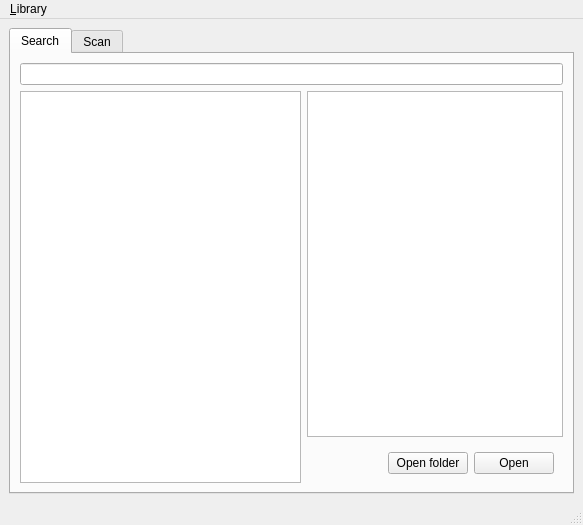
First picture: the form in edocuments/ui/main.ui, repository sbrunner/edocuments, before the edit.
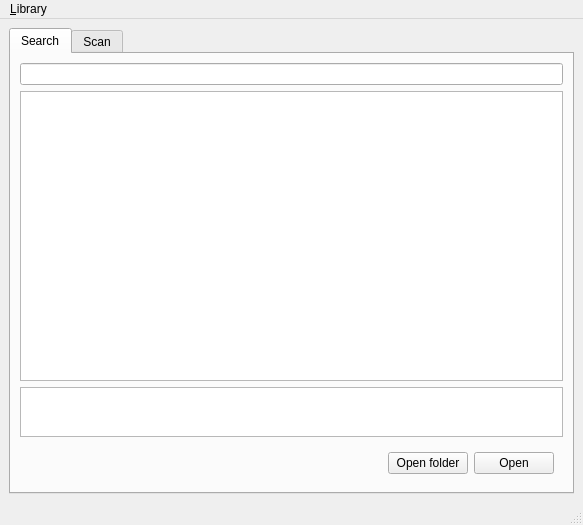
Second picture: the form after the edit. Icons and pictures are not drawn.

```diff
--- a/edocuments/ui/main.ui
+++ b/edocuments/ui/main.ui
@@ -36,7 +36,7 @@
          <widget class="QLineEdit" name="search_text"/>
         </item>
         <item>
-         <layout class="QHBoxLayout" name="horizontalLayout_2" stretch="1,0">
+         <layout class="QVBoxLayout" name="verticalLayout_3" stretch="0,0,0">
           <property name="sizeConstraint">
            <enum>QLayout::SetDefaultConstraint</enum>
           </property>
@@ -44,12 +44,47 @@
            <widget class="QListWidget" name="search_result_list"/>
           </item>
           <item>
-           <layout class="QVBoxLayout" name="verticalLayout_5">
-            <item>
-             <widget class="QTextBrowser" name="search_result_text"/>
+           <widget class="QTextBrowser" name="search_result_text">
+            <property name="sizePolicy">
+             <sizepolicy hsizetype="Expanding" vsizetype="Minimum">
+              <horstretch>0</horstretch>
+              <verstretch>0</verstretch>
+             </sizepolicy>
+            </property>
+            <property name="minimumSize">
+             <size>
+              <width>0</width>
+              <height>0</height>
+             </size>
+            </property>
+            <property name="maximumSize">
+             <size>
+              <width>16777215</width>
+              <height>50</height>
+             </size>
+            </property>
+            <property name="baseSize">
+             <size>
+              <width>0</width>
+              <height>0</height>
+             </size>
+            </property>
+           </widget>
             </item>
             <item>
              <widget class="QWidget" name="horizontalWidget" native="true">
+            <property name="minimumSize">
+             <size>
+              <width>0</width>
+              <height>0</height>
+             </size>
+            </property>
+            <property name="baseSize">
+             <size>
+              <width>0</width>
+              <height>0</height>
+             </size>
+            </property>
               <layout class="QHBoxLayout" name="horizontalLayout">
                <item>
                 <spacer name="horizontalSpacer">
@@ -80,8 +115,6 @@
                </item>
               </layout>
              </widget>
-            </item>
-           </layout>
           </item>
          </layout>
         </item>
```
Lines whose indentation alone changed are shown as unchanged.
